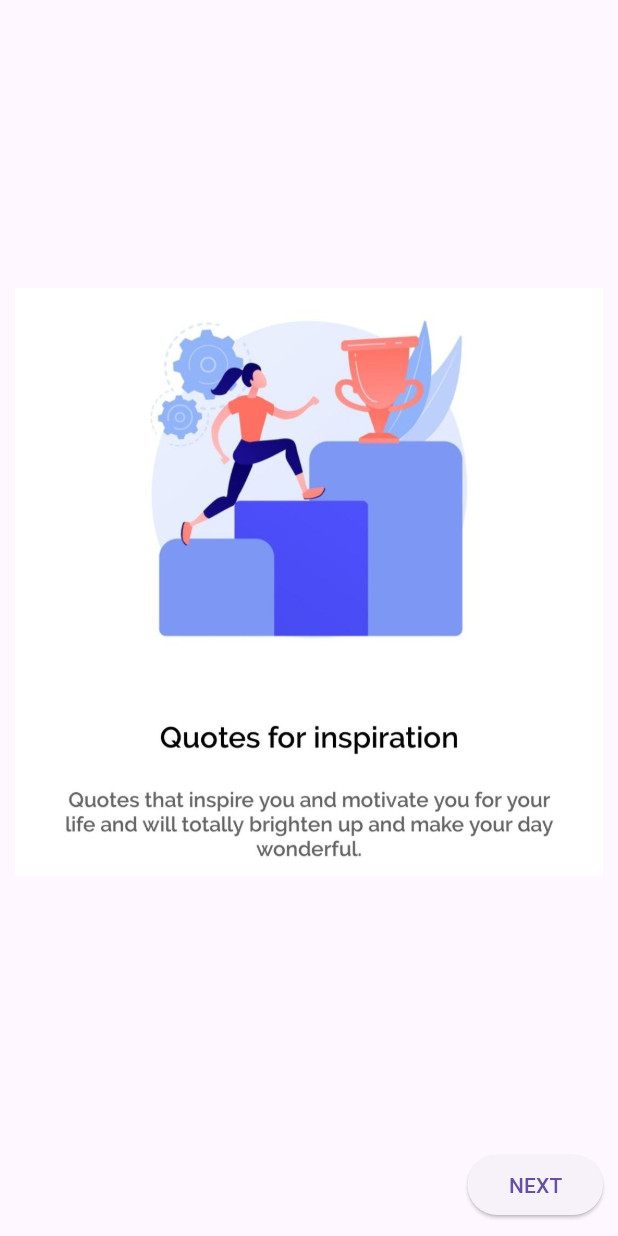
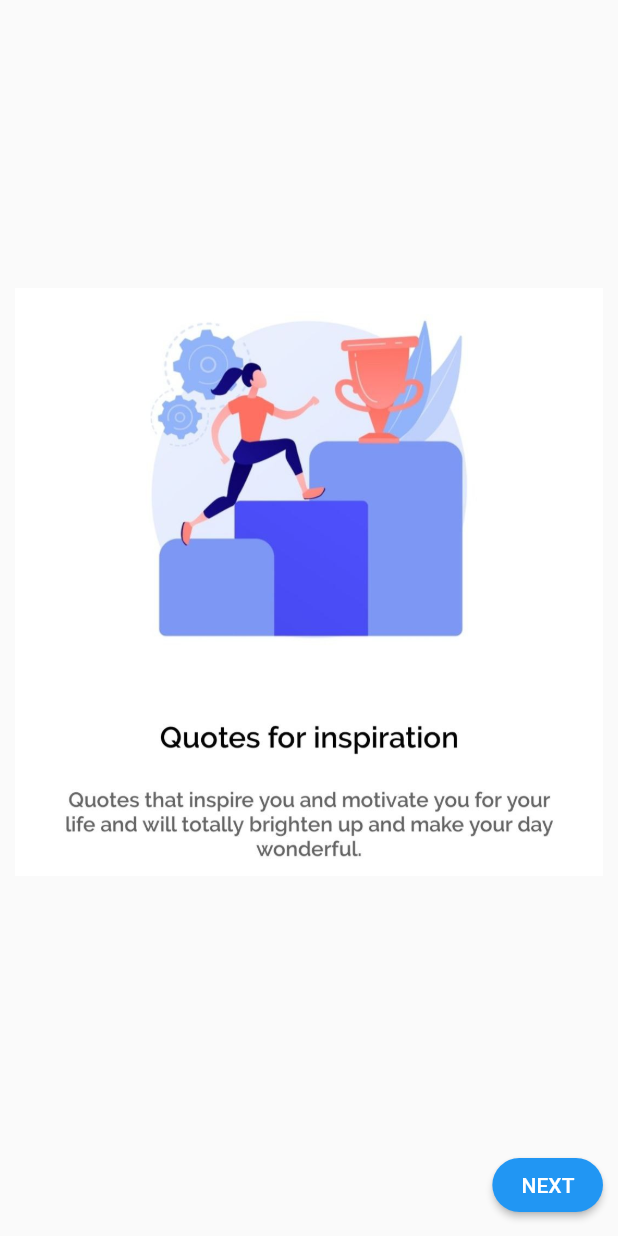
Before and after one commit to Ishikadhameliya/Random_Quotes_App-final_exam-flutter, a Flutter app: the screen it shows after launch, after a tap on "NEXT", on a phone screen of 412 x 824 dp. Run offline on Flutter 3.47's test engine with Material 2 defaults, Android fonts, the phone set to English and light mode, and no system bars; our stand-ins replace shared_preferences; network calls fail.

```diff
--- /dev/null
+++ b/lib/Model/themeodel.dart
@@ -0,0 +1,5 @@
+class ThemeModel{
+  bool isDarkMode;
+
+  ThemeModel({required this.isDarkMode});
+}
--- a/lib/main.dart
+++ b/lib/main.dart
@@ -1,37 +1,38 @@
 import 'package:flutter/material.dart';
-import 'package:random_quotes_app/screens/home_page.dart';
-import 'package:random_quotes_app/screens/splash_screen.dart';
+import 'package:provider/provider.dart';
+import 'package:random_quotes_app/views/screen/home_page.dart';
+import 'package:random_quotes_app/views/screen/intro_screen/first_intro_page.dart';
+import 'package:random_quotes_app/views/screen/intro_screen/second_intro_page.dart';
+import 'package:random_quotes_app/views/screen/splash_screen.dart';
 import 'package:shared_preferences/shared_preferences.dart';
+import 'Model/themeodel.dart';
+import 'cantroller/quotes_controller.dart';
+import 'cantroller/theme_provider.dart';
 
-import 'intoScreen/first.dart';
-import 'intoScreen/second.dart';
+void main()async{
+  WidgetsFlutterBinding.ensureInitialized();
+  SharedPreferences preferences = await SharedPreferences.getInstance();
 
-void main() async {
-  WidgetsFlutterBinding.ensureInitialized();
-
-  SharedPreferences prefs = await SharedPreferences.getInstance();
-
-  bool? isFirstVisited = prefs.getBool('firstVisited') ?? false;
-  bool? isSecondVisited = prefs.getBool('secondVisited') ?? false;
+  bool isdark = preferences.getBool('isdark') ?? false;
   runApp(
-    MaterialApp(
-      theme: (
-      ThemeData(
-        useMaterial3: true,
-      )
-      ),
-      debugShowCheckedModeBanner: false,
-      initialRoute: (isFirstVisited == false)
-          ? 'first'
-          : (isSecondVisited == true)
-              ? 'splash'
-              : 'second',
-      routes: {
-        'splash': (context) => const SplashScreen(),
-        'first': (context) => const First(),
-        'second': (context) => const Second(),
-        '/': (context) => const HomePage(),
-       },
-    ),
+      MultiProvider(providers: [
+        ChangeNotifierProvider(create: (context)=> ThemeProvider(themeModel:ThemeModel(isDarkMode:isdark ))),
+        ChangeNotifierProvider<JokeController>(create:(_)=>JokeController())
+      ],
+        builder: (context,_){return  MaterialApp(
+          debugShowCheckedModeBanner: false,
+          theme: ThemeData.light(),
+          darkTheme: ThemeData.dark(),
+          themeMode: (Provider.of<ThemeProvider>(context).themeModel.isDarkMode == false)
+              ? ThemeMode.light
+              : ThemeMode.dark,
+          initialRoute: 'first_intro_page',
+          routes: {
+            '/' : (context) => const Homepage(),
+            'splash_screen' : (context) => const SplashScreen(),
+            'first_intro_page' : (context) => const First(),
+            'second_intro_page' : (context) => const Second(),
+          },
+        );},)
   );
 }
--- a/lib/intoScreen/second.dart
+++ b/lib/views/screen/intro_screen/first_intro_page.dart
@@ -1,14 +1,14 @@
 import 'package:shared_preferences/shared_preferences.dart';
 import 'package:flutter/material.dart';
 
-class Second extends StatefulWidget {
-  const Second({Key? key}) : super(key: key);
+class First extends StatefulWidget {
+  const First({Key? key}) : super(key: key);
 
   @override
-  State<Second> createState() => _SecondState();
+  State<First> createState() => _FirstState();
 }
 
-class _SecondState extends State<Second> {
+class _FirstState extends State<First> {
   @override
   Widget build(BuildContext context) {
     return Scaffold(
@@ -19,20 +19,17 @@ class _SecondState extends State<Second> {
           crossAxisAlignment: CrossAxisAlignment.end,
           children: [
             Spacer(),
-            Image.asset("assets/images/second.jpg"),
+            Image.asset("assets/images/first.jpg"),
             Spacer(),
             ElevatedButton(
                 style: ElevatedButton.styleFrom(
-                  shape: RoundedRectangleBorder(
-                      borderRadius: BorderRadius.circular(
-                    20,
-                  )),
+                  shape: StadiumBorder(),
                 ),
                 onPressed: () async {
                   SharedPreferences prefs =
-                      await SharedPreferences.getInstance();
-                  await prefs.setBool('secondVisited', true);
-                  Navigator.of(context).pushReplacementNamed('splash');
+                  await SharedPreferences.getInstance();
+                  await prefs.setBool('firstVisited', true);
+                  Navigator.of(context).pushReplacementNamed('second_intro_page');
                 },
                 child: Text(" NEXT "))
           ],
--- a/lib/intoScreen/first.dart
+++ b/lib/views/screen/intro_screen/second_intro_page.dart
@@ -1,14 +1,14 @@
 import 'package:shared_preferences/shared_preferences.dart';
 import 'package:flutter/material.dart';
 
-class First extends StatefulWidget {
-  const First({Key? key}) : super(key: key);
+class Second extends StatefulWidget {
+  const Second({Key? key}) : super(key: key);
 
   @override
-  State<First> createState() => _FirstState();
+  State<Second> createState() => _SecondState();
 }
 
-class _FirstState extends State<First> {
+class _SecondState extends State<Second> {
   @override
   Widget build(BuildContext context) {
     return Scaffold(
@@ -19,17 +19,20 @@ class _FirstState extends State<First> {
           crossAxisAlignment: CrossAxisAlignment.end,
           children: [
             Spacer(),
-            Image.asset("assets/images/first.jpg"),
+            Image.asset("assets/images/second.jpg"),
             Spacer(),
             ElevatedButton(
                 style: ElevatedButton.styleFrom(
-                  shape: StadiumBorder(),
+                  shape: RoundedRectangleBorder(
+                      borderRadius: BorderRadius.circular(
+                        20,
+                      )),
                 ),
                 onPressed: () async {
                   SharedPreferences prefs =
-                      await SharedPreferences.getInstance();
-                  await prefs.setBool('firstVisited', true);
-                  Navigator.of(context).pushReplacementNamed('second');
+                  await SharedPreferences.getInstance();
+                  await prefs.setBool('secondVisited', true);
+                  Navigator.of(context).pushReplacementNamed('splash_screen');
                 },
                 child: Text(" NEXT "))
           ],
```
Also changed, not shown: lib/Model/quotes_Model.dart (added, +44 -0 lines), lib/cantroller/quotes_controller.dart (added, +28 -0 lines), lib/cantroller/theme_provider.dart (added, +21 -0 lines), lib/helper/api_helpers.dart (deleted, +0 -26 lines), lib/helper/db_helpers.dart (deleted, +0 -50 lines), lib/models/api_models.dart (deleted, +0 -20 lines), lib/screens/home_page.dart (deleted, +0 -88 lines), lib/views/screen/home_page.dart (added, +91 -0 lines), pubspec.yaml (+5 -7 lines), lib/views/screen/splash_screen.dart (line endings or trailing spaces), pubspec.lock, 5 other files.
